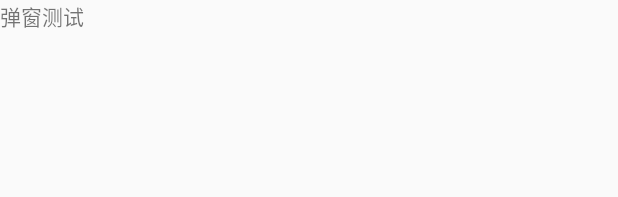
After one commit to MackHsu/FoodCare, an Android app: the layout bottomsheet.xml on its own in the app's theme, with its tools: preview values and no code run, on a phone screen of 412 x 824 dp. The commit adds this screen. Shown: the top 197 px of the screen. Run offline under Robolectric (Android 15) with nearby library versions, the phone set to English and light mode, and no system bars.

Commit message:
添加注释和todo和一个底部弹出窗口测试（放在主页摄像头按钮）

```diff
--- a/app/build.gradle
+++ b/app/build.gradle
@@ -23,8 +23,11 @@ dependencies {
     implementation 'com.android.support:appcompat-v7:28.0.0'
     implementation 'com.android.support.constraint:constraint-layout:1.1.3'
     implementation 'com.android.support:percent:28.0.0'
+
     implementation 'com.github.donkingliang:GroupedRecyclerViewAdapter:1.3.2'
     implementation 'com.github.thinkcool:circletextimageview:1.0.20151218'
+    implementation 'com.orhanobut:dialogplus:1.11@aar'
+
     testImplementation 'junit:junit:4.12'
     androidTestImplementation 'com.android.support.test:runner:1.0.2'
     androidTestImplementation 'com.android.support.test.espresso:espresso-core:3.0.2'
--- a/app/src/main/java/com/example/foodcare/entity/AddFood.java
+++ b/app/src/main/java/com/example/foodcare/entity/AddFood.java
@@ -2,6 +2,8 @@ package com.example.foodcare.entity;
 
 public class AddFood {
 
+    //添加食物界面的数据结构，包括名称、每百克的热量
+    //TODO: 添加图片
     private String foodName;
     private double energyPerHectogram;
 
--- a/app/src/main/java/com/example/foodcare/entity/MainFood.java
+++ b/app/src/main/java/com/example/foodcare/entity/MainFood.java
@@ -2,6 +2,9 @@
 package com.example.foodcare.entity;
 
 public class MainFood {
+
+    //主界面每一个列表格（食物）的数据结构，包括名称、分量和每百克热量
+    //TODO: 添加图片
     private String foodName;
     private double foodWeight;
     private double energyPerHectogram;
--- a/app/src/main/java/com/example/foodcare/entity/MainGroup.java
+++ b/app/src/main/java/com/example/foodcare/entity/MainGroup.java
@@ -5,6 +5,7 @@ import java.util.ArrayList;
 
 public class MainGroup {
 
+    //主界面列表分组的数据结构，包括餐名、推荐热量、食物ArrayList和总热量（通过食物算出）
     private String meal;
     private double expectedEnergyThisMeal;
     private double totalEnergyThisMeal;
@@ -14,6 +15,8 @@ public class MainGroup {
         this.meal = meal;
         this.expectedEnergyThisMeal = expectedEnergyThisMeal;
         this.foodsThisMeal = foodsThisMeal;
+
+        //计算总热量
         totalEnergyThisMeal = 0;
         for (MainFood mainFood: foodsThisMeal) {
             totalEnergyThisMeal += mainFood.getTotalEnergy();
--- /dev/null
+++ b/app/src/main/res/layout/bottomsheet.xml
@@ -0,0 +1,11 @@
+<?xml version="1.0" encoding="utf-8"?>
+<!--Github弹窗框架试用-->
+<LinearLayout xmlns:android="http://schemas.android.com/apk/res/android"
+    android:orientation="vertical"
+    android:layout_width="match_parent"
+    android:layout_height="match_parent">
+    <TextView
+        android:layout_width="wrap_content"
+        android:layout_height="wrap_content"
+        android:text="弹窗测试"/>
+</LinearLayout>
```
Also changed, not shown: app/src/main/java/com/example/foodcare/activity/AddFoodActivity.java (+10 -2 lines), app/src/main/java/com/example/foodcare/activity/MainActivity.java (+19 -0 lines).
